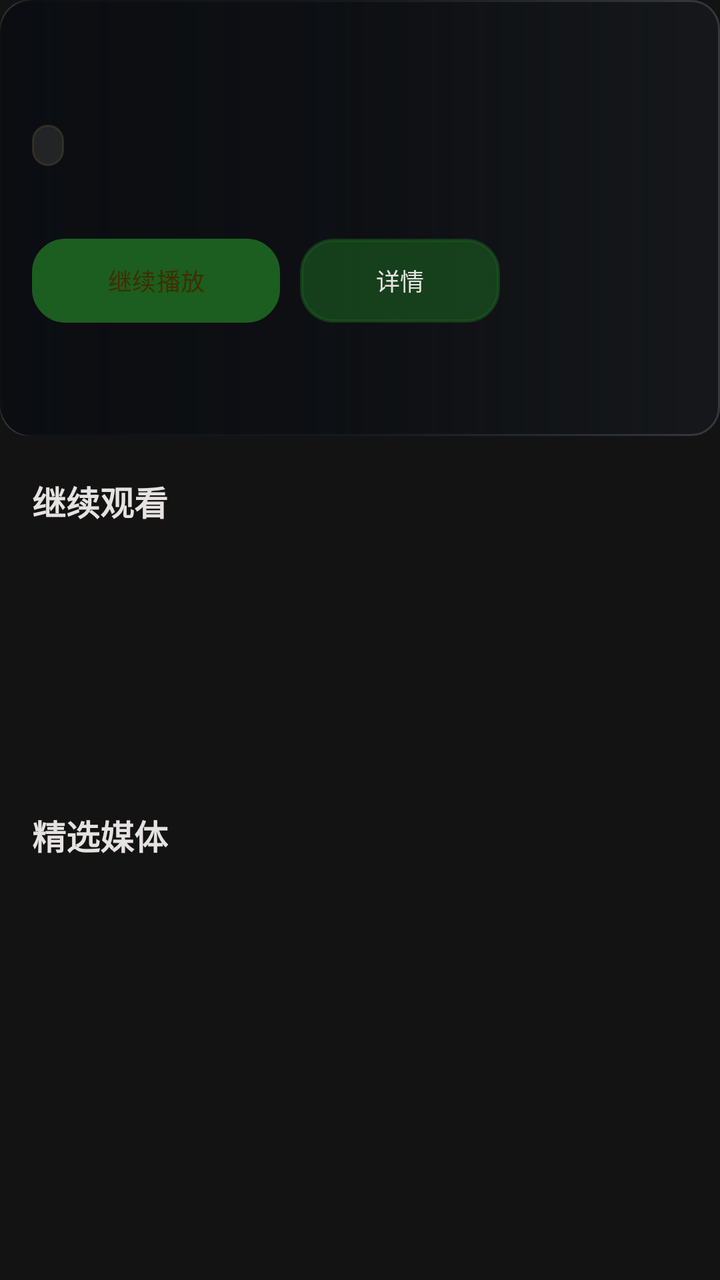
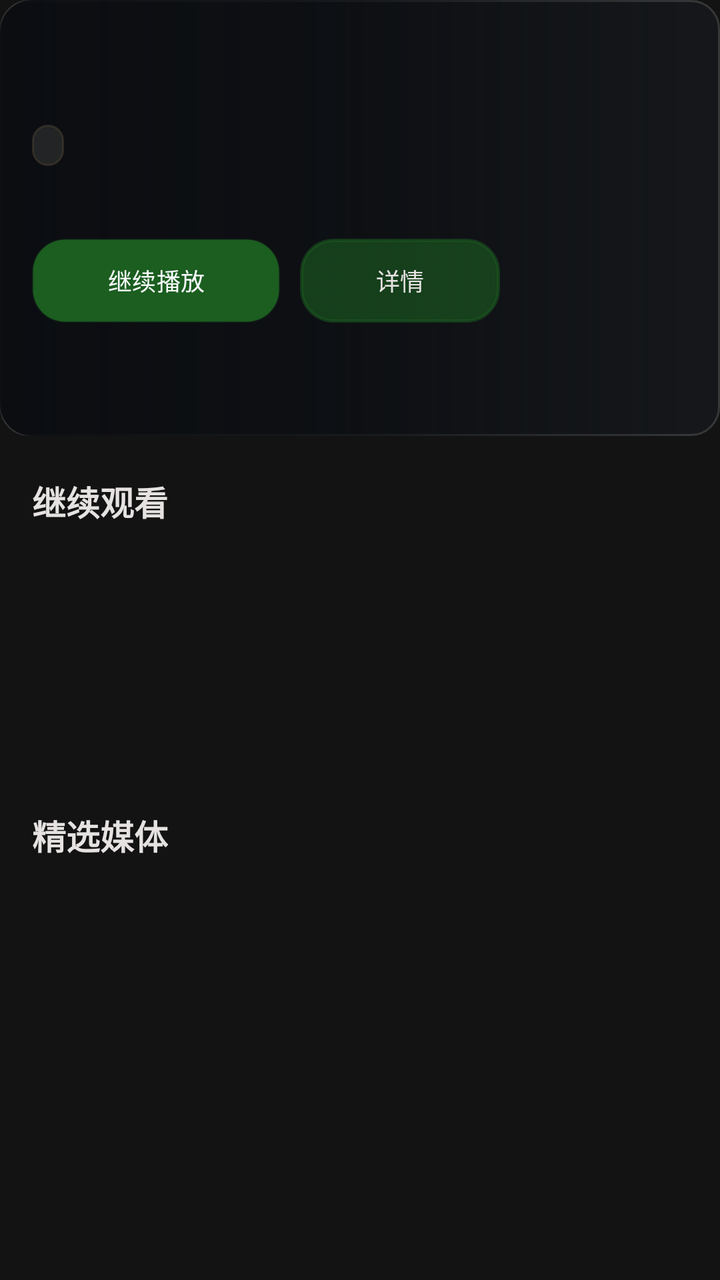

An Android layout rendered at two revisions. The XML below is the earlier revision; the diff shows what the commit changed to produce the second picture.
<!-- AndroidManifest.xml: another module's application theme Theme.YuanBaoTv -->
<!-- res/layout/activity_home.xml -->
<?xml version="1.0" encoding="utf-8"?>
<androidx.core.widget.NestedScrollView xmlns:android="http://schemas.android.com/apk/res/android"
    xmlns:app="http://schemas.android.com/apk/res-auto"
    android:layout_width="match_parent"
    android:layout_height="match_parent"
    android:background="@color/tv_bg_dark"
    android:fillViewport="true"
    android:scrollbars="none">

    <androidx.constraintlayout.widget.ConstraintLayout
        android:layout_width="match_parent"
        android:layout_height="wrap_content"
        android:paddingBottom="24dp">

        <View android:id="@+id/top_nav_bar" android:layout_width="0dp" android:layout_height="0dp" android:visibility="gone" />
        <TextView android:id="@+id/tv_clock" android:layout_width="0dp" android:layout_height="0dp" android:visibility="gone" />

        <ImageView
            android:id="@+id/iv_hero_backdrop"
            android:layout_width="0dp"
            android:layout_height="218dp"
            android:scaleType="centerCrop"
            android:src="@drawable/bg_glass_card"
            app:layout_constraintEnd_toEndOf="parent"
            app:layout_constraintStart_toStartOf="parent"
            app:layout_constraintTop_toTopOf="parent" />

        <View
            android:id="@+id/v_hero_scrim"
            android:layout_width="0dp"
            android:layout_height="218dp"
            android:background="@drawable/bg_hero_gradient"
            app:layout_constraintEnd_toEndOf="parent"
            app:layout_constraintStart_toStartOf="parent"
            app:layout_constraintTop_toTopOf="parent" />

        <LinearLayout
            android:id="@+id/layout_hero_content"
            android:layout_width="0dp"
            android:layout_height="wrap_content"
            android:layout_marginStart="16dp"
            android:layout_marginTop="22dp"
            android:layout_marginEnd="16dp"
            android:orientation="vertical"
            app:layout_constraintEnd_toEndOf="parent"
            app:layout_constraintStart_toStartOf="parent"
            app:layout_constraintTop_toTopOf="parent">

            <TextView android:id="@+id/tv_hero_title" android:layout_width="match_parent" android:layout_height="wrap_content" android:ellipsize="end" android:maxLines="1" android:textColor="@color/tv_text_primary" android:textSize="24sp" android:textStyle="bold" />
            <TextView android:id="@+id/tv_hero_season_tag" android:layout_width="wrap_content" android:layout_height="wrap_content" android:layout_marginTop="8dp" android:background="@drawable/bg_tag_pill" android:paddingHorizontal="8dp" android:paddingVertical="3dp" android:textColor="@color/tv_accent_gold" android:textSize="11sp" />
            <TextView android:id="@+id/tv_hero_desc" android:layout_width="match_parent" android:layout_height="wrap_content" android:layout_marginTop="8dp" android:ellipsize="end" android:maxLines="2" android:textColor="@color/tv_text_secondary" android:textSize="12sp" />

            <LinearLayout android:layout_width="wrap_content" android:layout_height="wrap_content" android:layout_marginTop="12dp" android:orientation="horizontal">
                <Button android:id="@+id/btn_hero_play" android:layout_width="124dp" android:layout_height="42dp" android:background="@drawable/bg_hero_gold_btn" android:text="@string/btn_continue_play" android:textColor="@color/tv_hero_btn_text" android:textSize="12sp" />
                <Button android:id="@+id/btn_hero_detail" android:layout_width="100dp" android:layout_height="42dp" android:layout_marginStart="10dp" android:background="@drawable/bg_hero_detail_btn" android:text="@string/btn_view_detail" android:textColor="@color/tv_text_primary" android:textSize="12sp" />
            </LinearLayout>
        </LinearLayout>

        <TextView
            android:id="@+id/tv_label_continue"
            android:layout_width="wrap_content"
            android:layout_height="wrap_content"
            android:layout_marginStart="16dp"
            android:layout_marginTop="20dp"
            android:text="@string/section_continue_watching"
            android:textColor="@color/tv_text_primary"
            android:textSize="17sp"
            android:textStyle="bold"
            app:layout_constraintStart_toStartOf="parent"
            app:layout_constraintTop_toBottomOf="@id/iv_hero_backdrop" />

        <androidx.recyclerview.widget.RecyclerView
            android:id="@+id/rv_continue_watching"
            android:layout_width="0dp"
            android:layout_height="116dp"
            android:layout_marginTop="8dp"
            android:clipToPadding="false"
            android:orientation="horizontal"
            android:paddingStart="16dp"
            android:paddingEnd="16dp"
            android:scrollbars="none"
            app:layoutManager="androidx.recyclerview.widget.LinearLayoutManager"
            app:layout_constraintEnd_toEndOf="parent"
            app:layout_constraintStart_toStartOf="parent"
            app:layout_constraintTop_toBottomOf="@id/tv_label_continue" />

        <TextView
            android:id="@+id/tv_label_cartoons"
            android:layout_width="wrap_content"
            android:layout_height="wrap_content"
            android:layout_marginStart="16dp"
            android:layout_marginTop="18dp"
            android:text="@string/section_cartoons"
            android:textColor="@color/tv_text_primary"
            android:textSize="17sp"
            android:textStyle="bold"
            app:layout_constraintStart_toStartOf="parent"
            app:layout_constraintTop_toBottomOf="@id/rv_continue_watching" />

        <androidx.recyclerview.widget.RecyclerView
            android:id="@+id/rv_cartoons"
            android:layout_width="0dp"
            android:layout_height="174dp"
            android:layout_marginTop="8dp"
            android:clipToPadding="false"
            android:orientation="horizontal"
            android:paddingStart="16dp"
            android:paddingEnd="16dp"
            android:scrollbars="none"
            app:layoutManager="androidx.recyclerview.widget.LinearLayoutManager"
            app:layout_constraintEnd_toEndOf="parent"
            app:layout_constraintStart_toStartOf="parent"
            app:layout_constraintTop_toBottomOf="@id/tv_label_cartoons" />
    </androidx.constraintlayout.widget.ConstraintLayout>
</androidx.core.widget.NestedScrollView>
<!-- resources referenced by this layout -->
<resources>
  <color name="tv_accent_gold">#FFDEA6</color>
  <color name="tv_bg_dark">#131313</color>
  <color name="tv_hero_btn_text">#412D00</color>
  <color name="tv_text_primary">#E5E2E1</color>
  <color name="tv_text_secondary">#D3C5AF</color>
  <!-- drawable bg_glass_card (drawable) -->
  <?xml version="1.0" encoding="utf-8"?>
  <shape xmlns:android="http://schemas.android.com/apk/res/android"
      android:shape="rectangle">
      <solid android:color="@color/tv_bg_glass" />
      <stroke android:width="1dp" android:color="#26FFFFFF" />
      <corners android:radius="14dp" />
  </shape>
  <!-- drawable bg_hero_gold_btn (drawable) -->
  <?xml version="1.0" encoding="utf-8"?>
  <selector xmlns:android="http://schemas.android.com/apk/res/android">
      <item android:state_focused="true">
          <shape android:shape="rectangle">
              <solid android:color="#FFE8C2" />
              <stroke android:width="2.5dp" android:color="#FFFFFF" />
              <corners android:radius="16dp" />
          </shape>
      </item>
      <item>
          <shape android:shape="rectangle">
              <solid android:color="#FFE1B0" />
              <stroke android:width="1.5dp" android:color="#101010" />
              <corners android:radius="16dp" />
          </shape>
      </item>
  </selector>
  <!-- drawable bg_hero_gradient (drawable) -->
  <?xml version="1.0" encoding="utf-8"?>
  <shape xmlns:android="http://schemas.android.com/apk/res/android"
      android:shape="rectangle">
      <gradient
          android:angle="0"
          android:startColor="#F00A0C10"
          android:centerColor="#B30A0C10"
          android:endColor="#000A0C10"
          android:type="linear" />
      <corners android:radius="16dp" />
  </shape>
  <!-- drawable bg_tag_pill (drawable) -->
  <?xml version="1.0" encoding="utf-8"?>
  <shape xmlns:android="http://schemas.android.com/apk/res/android"
      android:shape="rectangle">
      <solid android:color="#CC2A2A2A" />
      <stroke
          android:width="1dp"
          android:color="#804F4535" />
      <corners android:radius="8dp" />
  </shape>
  <string name="btn_continue_play">继续播放</string>
  <string name="btn_view_detail">详情</string>
  <string name="section_cartoons">精选媒体</string>
  <string name="section_continue_watching">继续观看</string>
  <style name="Theme.YuanBaoTv" parent="Theme.Material3.DayNight.NoActionBar">
          <item name="colorPrimary">@color/primary</item>
          <item name="colorOnPrimary">@color/on_primary</item>
          <item name="android:statusBarColor">@android:color/transparent</item>
          <item name="android:navigationBarColor">@android:color/transparent</item>
          <item name="android:windowLightStatusBar">false</item>
          <item name="buttonStyle">@style/Widget.YuanBaoTv.Button</item>
      </style>
  <color name="tv_bg_glass">#331E293B</color>
  <color name="primary">#1B5E20</color>
  <color name="on_primary">#FFFFFF</color>
  <style name="Widget.YuanBaoTv.Button" parent="Widget.AppCompat.Button">
          <item name="android:backgroundTint">@null</item>
          <item name="backgroundTint">@null</item>
          <item name="android:textAllCaps">false</item>
      </style>
  <!-- unchanged entries left out for length: 1 -->
</resources>

<!-- the commit's change to res/layout/activity_home.xml (unified diff, before → after) -->
@@ -18,7 +18,7 @@
         <ImageView
             android:id="@+id/iv_hero_backdrop"
             android:layout_width="0dp"
-            android:layout_height="218dp"
+            android:layout_height="@dimen/phone_home_hero_height"
             android:scaleType="centerCrop"
             android:src="@drawable/bg_glass_card"
             app:layout_constraintEnd_toEndOf="parent"
@@ -28,7 +28,7 @@
         <View
             android:id="@+id/v_hero_scrim"
             android:layout_width="0dp"
-            android:layout_height="218dp"
+            android:layout_height="@dimen/phone_home_hero_height"
             android:background="@drawable/bg_hero_gradient"
             app:layout_constraintEnd_toEndOf="parent"
             app:layout_constraintStart_toStartOf="parent"
@@ -39,20 +39,20 @@
             android:layout_width="0dp"
             android:layout_height="wrap_content"
             android:layout_marginStart="16dp"
-            android:layout_marginTop="22dp"
+            android:layout_marginTop="@dimen/phone_home_hero_top_margin"
             android:layout_marginEnd="16dp"
             android:orientation="vertical"
             app:layout_constraintEnd_toEndOf="parent"
             app:layout_constraintStart_toStartOf="parent"
             app:layout_constraintTop_toTopOf="parent">
 
-            <TextView android:id="@+id/tv_hero_title" android:layout_width="match_parent" android:layout_height="wrap_content" android:ellipsize="end" android:maxLines="1" android:textColor="@color/tv_text_primary" android:textSize="24sp" android:textStyle="bold" />
+            <TextView android:id="@+id/tv_hero_title" android:layout_width="match_parent" android:layout_height="wrap_content" android:ellipsize="end" android:maxLines="1" android:textColor="@color/tv_text_primary" android:textSize="@dimen/phone_home_hero_title_size" android:textStyle="bold" />
             <TextView android:id="@+id/tv_hero_season_tag" android:layout_width="wrap_content" android:layout_height="wrap_content" android:layout_marginTop="8dp" android:background="@drawable/bg_tag_pill" android:paddingHorizontal="8dp" android:paddingVertical="3dp" android:textColor="@color/tv_accent_gold" android:textSize="11sp" />
             <TextView android:id="@+id/tv_hero_desc" android:layout_width="match_parent" android:layout_height="wrap_content" android:layout_marginTop="8dp" android:ellipsize="end" android:maxLines="2" android:textColor="@color/tv_text_secondary" android:textSize="12sp" />
 
             <LinearLayout android:layout_width="wrap_content" android:layout_height="wrap_content" android:layout_marginTop="12dp" android:orientation="horizontal">
-                <Button android:id="@+id/btn_hero_play" android:layout_width="124dp" android:layout_height="42dp" android:background="@drawable/bg_hero_gold_btn" android:text="@string/btn_continue_play" android:textColor="@color/tv_hero_btn_text" android:textSize="12sp" />
-                <Button android:id="@+id/btn_hero_detail" android:layout_width="100dp" android:layout_height="42dp" android:layout_marginStart="10dp" android:background="@drawable/bg_hero_detail_btn" android:text="@string/btn_view_detail" android:textColor="@color/tv_text_primary" android:textSize="12sp" />
+                <Button android:id="@+id/btn_hero_play" android:layout_width="124dp" android:layout_height="42dp" android:background="@drawable/bg_hero_gold_btn" android:backgroundTint="@null" android:text="@string/btn_continue_play" android:textColor="@color/tv_hero_btn_text" android:textSize="12sp" />
+                <Button android:id="@+id/btn_hero_detail" android:layout_width="100dp" android:layout_height="42dp" android:layout_marginStart="10dp" android:background="@drawable/bg_hero_detail_btn" android:backgroundTint="@null" android:text="@string/btn_view_detail" android:textColor="@color/tv_text_primary" android:textSize="12sp" />
             </LinearLayout>
         </LinearLayout>
 
@@ -72,7 +72,7 @@
         <androidx.recyclerview.widget.RecyclerView
             android:id="@+id/rv_continue_watching"
             android:layout_width="0dp"
-            android:layout_height="116dp"
+            android:layout_height="@dimen/phone_home_continue_row_height"
             android:layout_marginTop="8dp"
             android:clipToPadding="false"
             android:orientation="horizontal"
@@ -100,7 +100,7 @@
         <androidx.recyclerview.widget.RecyclerView
             android:id="@+id/rv_cartoons"
             android:layout_width="0dp"
-            android:layout_height="174dp"
+            android:layout_height="@dimen/phone_home_poster_row_height"
             android:layout_marginTop="8dp"
             android:clipToPadding="false"
             android:orientation="horizontal"
<!-- resource entries referenced after the edit -->
@@ -2,9 +2,14 @@
 <resources>
   <color name="tv_accent_gold">#FFDEA6</color>
   <color name="tv_bg_dark">#131313</color>
-  <color name="tv_hero_btn_text">#412D00</color>
+  <color name="tv_hero_btn_text">#F8FAFC</color>
   <color name="tv_text_primary">#E5E2E1</color>
   <color name="tv_text_secondary">#D3C5AF</color>
+  <dimen name="phone_home_continue_row_height">116dp</dimen>
+  <dimen name="phone_home_hero_height">218dp</dimen>
+  <dimen name="phone_home_hero_title_size">24sp</dimen>
+  <dimen name="phone_home_hero_top_margin">22dp</dimen>
+  <dimen name="phone_home_poster_row_height">174dp</dimen>
   <!-- drawable bg_glass_card (drawable) -->
   <?xml version="1.0" encoding="utf-8"?>
   <shape xmlns:android="http://schemas.android.com/apk/res/android"
@@ -18,15 +23,15 @@
   <selector xmlns:android="http://schemas.android.com/apk/res/android">
       <item android:state_focused="true">
           <shape android:shape="rectangle">
-              <solid android:color="#FFE8C2" />
-              <stroke android:width="2.5dp" android:color="#FFFFFF" />
+              <solid android:color="#087B6B" />
+              <stroke android:width="2.5dp" android:color="#E5FFFA" />
               <corners android:radius="16dp" />
           </shape>
       </item>
       <item>
           <shape android:shape="rectangle">
-              <solid android:color="#FFE1B0" />
-              <stroke android:width="1.5dp" android:color="#101010" />
+              <solid android:color="#066357" />
+              <stroke android:width="1dp" android:color="#3384F5E8" />
               <corners android:radius="16dp" />
           </shape>
       </item>
